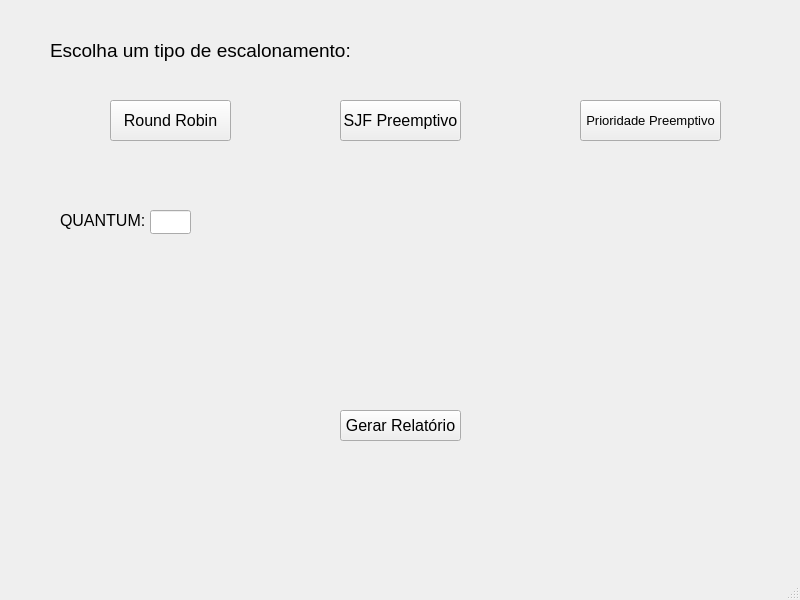
Dirceu06/Trabalho-SO, file escalonador.ui: the form before one commit.
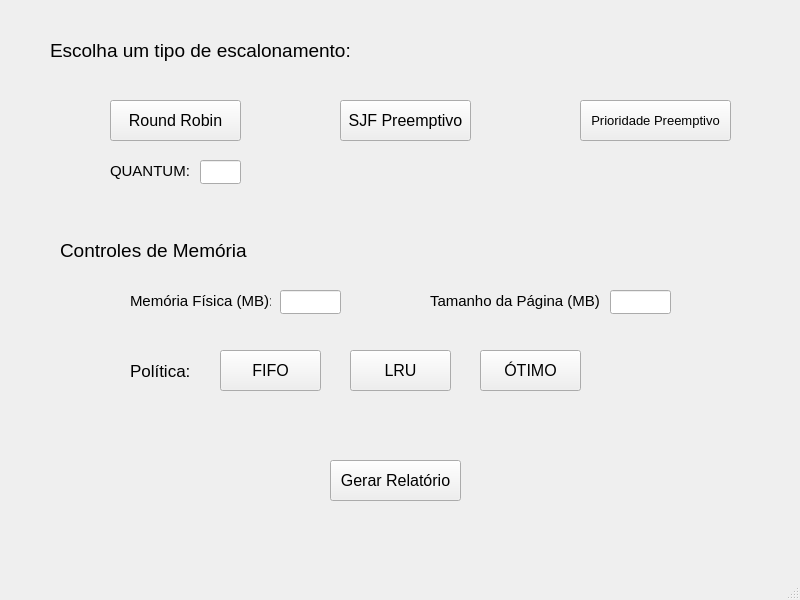
The form after the commit.

Commit message: Interface: Tela de Relatório e opções de Memória

Diff of the .ui file:
```diff
--- a/escalonador.ui
+++ b/escalonador.ui
@@ -49,7 +49,7 @@
      <rect>
       <x>340</x>
       <y>100</y>
-      <width>121</width>
+      <width>131</width>
       <height>41</height>
      </rect>
     </property>
@@ -67,7 +67,7 @@
      <rect>
       <x>110</x>
       <y>100</y>
-      <width>121</width>
+      <width>131</width>
       <height>41</height>
      </rect>
     </property>
@@ -85,7 +85,7 @@
      <rect>
       <x>580</x>
       <y>100</y>
-      <width>141</width>
+      <width>151</width>
       <height>41</height>
      </rect>
     </property>
@@ -101,8 +101,8 @@
    <widget class="QLineEdit" name="lineQuantum">
     <property name="geometry">
      <rect>
-      <x>150</x>
-      <y>210</y>
+      <x>200</x>
+      <y>160</y>
       <width>41</width>
       <height>24</height>
      </rect>
@@ -111,15 +111,15 @@
    <widget class="QLabel" name="labelQuantum">
     <property name="geometry">
      <rect>
-      <x>60</x>
-      <y>210</y>
+      <x>110</x>
+      <y>160</y>
       <width>91</width>
       <height>21</height>
      </rect>
     </property>
     <property name="font">
      <font>
-      <pointsize>12</pointsize>
+      <pointsize>11</pointsize>
      </font>
     </property>
     <property name="text">
@@ -129,10 +129,10 @@
    <widget class="QPushButton" name="buttonGerarRelatorio">
     <property name="geometry">
      <rect>
-      <x>340</x>
-      <y>410</y>
-      <width>121</width>
-      <height>31</height>
+      <x>330</x>
+      <y>460</y>
+      <width>131</width>
+      <height>41</height>
      </rect>
     </property>
     <property name="font">
@@ -144,6 +144,152 @@
      <string>Gerar Relatório</string>
     </property>
    </widget>
+   <widget class="QLabel" name="labelControlesMem">
+    <property name="geometry">
+     <rect>
+      <x>60</x>
+      <y>230</y>
+      <width>301</width>
+      <height>41</height>
+     </rect>
+    </property>
+    <property name="font">
+     <font>
+      <pointsize>14</pointsize>
+     </font>
+    </property>
+    <property name="text">
+     <string>Controles de Memória</string>
+    </property>
+   </widget>
+   <widget class="QLineEdit" name="lineMemFisica">
+    <property name="geometry">
+     <rect>
+      <x>280</x>
+      <y>290</y>
+      <width>61</width>
+      <height>24</height>
+     </rect>
+    </property>
+   </widget>
+   <widget class="QLabel" name="labelMemFis">
+    <property name="geometry">
+     <rect>
+      <x>130</x>
+      <y>290</y>
+      <width>141</width>
+      <height>21</height>
+     </rect>
+    </property>
+    <property name="font">
+     <font>
+      <pointsize>11</pointsize>
+     </font>
+    </property>
+    <property name="text">
+     <string>Memória Física (MB):</string>
+    </property>
+   </widget>
+   <widget class="QLineEdit" name="lineTamPagina">
+    <property name="geometry">
+     <rect>
+      <x>610</x>
+      <y>290</y>
+      <width>61</width>
+      <height>24</height>
+     </rect>
+    </property>
+   </widget>
+   <widget class="QLabel" name="labelTamPag">
+    <property name="geometry">
+     <rect>
+      <x>430</x>
+      <y>290</y>
+      <width>171</width>
+      <height>21</height>
+     </rect>
+    </property>
+    <property name="font">
+     <font>
+      <pointsize>11</pointsize>
+     </font>
+    </property>
+    <property name="text">
+     <string>Tamanho da Página (MB):</string>
+    </property>
+   </widget>
+   <widget class="QPushButton" name="buttonFifo">
+    <property name="geometry">
+     <rect>
+      <x>220</x>
+      <y>350</y>
+      <width>101</width>
+      <height>41</height>
+     </rect>
+    </property>
+    <property name="font">
+     <font>
+      <pointsize>12</pointsize>
+     </font>
+    </property>
+    <property name="text">
+     <string>FIFO</string>
+    </property>
+   </widget>
+   <widget class="QLabel" name="labelPolitica">
+    <property name="geometry">
+     <rect>
+      <x>130</x>
+      <y>350</y>
+      <width>81</width>
+      <height>41</height>
+     </rect>
+    </property>
+    <property name="font">
+     <font>
+      <pointsize>13</pointsize>
+     </font>
+    </property>
+    <property name="text">
+     <string>Política:</string>
+    </property>
+   </widget>
+   <widget class="QPushButton" name="buttonLru">
+    <property name="geometry">
+     <rect>
+      <x>350</x>
+      <y>350</y>
+      <width>101</width>
+      <height>41</height>
+     </rect>
+    </property>
+    <property name="font">
+     <font>
+      <pointsize>12</pointsize>
+     </font>
+    </property>
+    <property name="text">
+     <string>LRU</string>
+    </property>
+   </widget>
+   <widget class="QPushButton" name="buttonOtimo">
+    <property name="geometry">
+     <rect>
+      <x>480</x>
+      <y>350</y>
+      <width>101</width>
+      <height>41</height>
+     </rect>
+    </property>
+    <property name="font">
+     <font>
+      <pointsize>12</pointsize>
+     </font>
+    </property>
+    <property name="text">
+     <string>ÓTIMO</string>
+    </property>
+   </widget>
   </widget>
   <widget class="QMenuBar" name="menubar">
    <property name="geometry">
```
Left out of the diff: 4 changed lines with no effect on the pictures. The commit also changes 7 other files.
